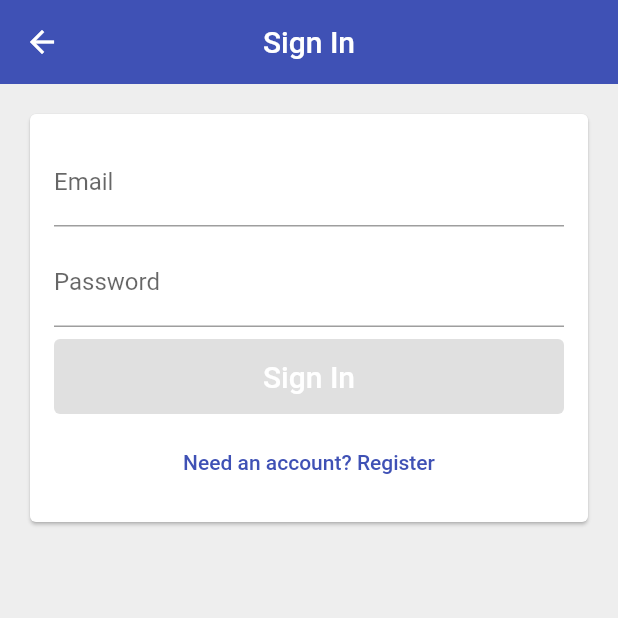
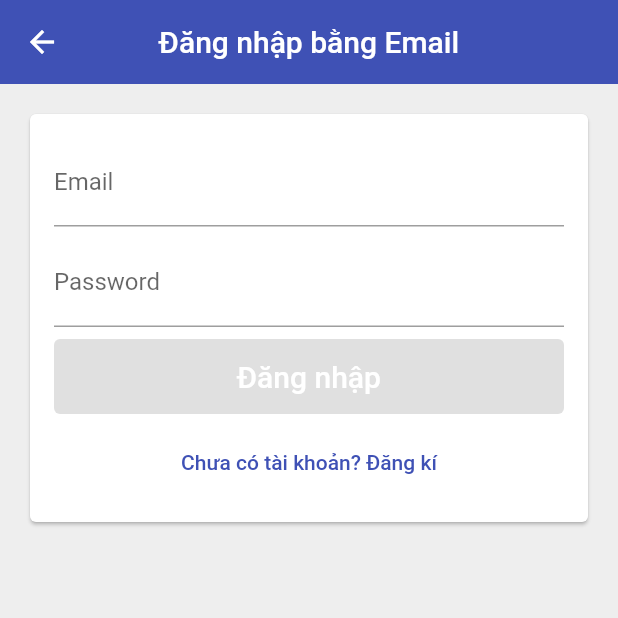
Before and after one commit to hieugia3030/My_learning_project, a Flutter app: the EmailSignInPage screen opened directly, on a phone screen of 412 x 824 dp, the top half of it. Run offline on Flutter 3.47's test engine with Material 2 defaults, Android fonts, the phone set to English and light mode, and no system bars; our stand-ins replace circular_countdown_timer, firebase_auth, flutter_spinkit, google_sign_in, timer_builder; missing offline and left inert: flutter_facebook_login; accounts and stored records are empty.

Commit message:
thêm nút cancel cho button sign out
khi user sign out thì sẽ có 1 dialog hiện lên , có thêm nút cancel  và oke để xác nhận

```diff
--- a/untitled/lib/app/home_page.dart
+++ b/untitled/lib/app/home_page.dart
@@ -1,4 +1,5 @@
 import 'package:flutter/material.dart';
+import 'package:untitled/common_widgets/platform_alert_dialog.dart';
 import 'package:untitled/services/auth.dart';
 
 class HomePage extends StatelessWidget {
@@ -14,6 +15,18 @@ class HomePage extends StatelessWidget {
     }
   }
 
+  Future<void> _confirmSignOut(BuildContext context) async{
+    final didRequestSignOut = await PlatformAlertDialog(
+        title: 'Đăng xuất',
+        content: 'Bạn có chắc không ?',
+        defaultActionText: 'Có',
+      cancelText: 'Không',
+    ).show(context);
+    if (didRequestSignOut == true){
+      _signOut();
+    }
+  }
+
   @override
   Widget build(BuildContext context) {
     return Scaffold(
@@ -23,13 +36,13 @@ class HomePage extends StatelessWidget {
         actions: <Widget>[
           TextButton(
             child: Text(
-                'Sign out',
+                'Đăng xuất',
               style: TextStyle(
                 color: Colors.white,
                 fontSize: 18.0,
               ),
             ),
-            onPressed: _signOut,
+            onPressed: () => _confirmSignOut(context),
           ),
         ],
       ),
--- a/untitled/lib/app/sign_in/email_sign_in_form.dart
+++ b/untitled/lib/app/sign_in/email_sign_in_form.dart
@@ -1,7 +1,9 @@
 import 'package:flutter/material.dart';
 import 'package:untitled/app/sign_in/validator.dart';
 import 'package:untitled/common_widgets/form_submit_button.dart';
+import 'package:untitled/common_widgets/platform_alert_dialog.dart';
 import 'package:untitled/services/auth.dart';
+import 'package:untitled/services/failded_sign_in_alert.dart';
 
 class EmailSignInForm extends StatefulWidget with EmailAndPasswordValidator{
   EmailSignInForm({this.auth});
@@ -17,6 +19,7 @@ enum EmailSignInType{
 class _EmailSignInFormState extends State<EmailSignInForm> {
 
    EmailSignInType _formType = EmailSignInType.signIn;
+   FailedSignInAlert _alert = FailedSignInAlert();
 
   final TextEditingController _emailController = TextEditingController();  // kiểm soát các textfield, ví dụ lấy text tù đó: _emailController.text, hay xóa : _emailController.clear();
   final TextEditingController _passwordController = TextEditingController();
@@ -43,7 +46,11 @@ class _EmailSignInFormState extends State<EmailSignInForm> {
       }
       Navigator.of(context).pop();
     } catch (e){
-      print(e.toString());
+      PlatformAlertDialog(
+        content: _alert.showAlertString(e.toString()),
+        title: 'Đăng nhập thất bại',
+        defaultActionText: 'OK',
+      ).show(context);
     } finally{
     FocusScope.of(context).unfocus();
     setState(() {
@@ -60,9 +67,14 @@ class _EmailSignInFormState extends State<EmailSignInForm> {
     _emailController.clear();
     _passwordController.clear();
   }
+
+  void _onEditingEmailComplete (){
+    final newNode = widget.emailValidator.isValid(_email) ? _passwordFocusNode : _emailFocusNode;
+    FocusScope.of(context).requestFocus(newNode);
+  }
   List<Widget> _buildChildren(){
-    String  primaryText = (_formType == EmailSignInType.signIn) ? 'Sign In' : 'Register';
-    String secondaryText = (_formType == EmailSignInType.register) ? 'Had an account? Sign in' : 'Need an account? Register';
+    String  primaryText = (_formType == EmailSignInType.signIn) ? 'Đăng nhập' : 'Đăng kí';
+    String secondaryText = (_formType == EmailSignInType.register) ? 'Đã có tài khoản? Đăng nhập' : 'Chưa có tài khoản? Đăng kí';
 
     bool submitEnabled = !_isLoading && widget.emailValidator.isValid(_email) && widget.passwordValidator.isValid(_password); // kiểm tra xem email và password có đúng mẫu ko?????
 
@@ -109,6 +121,7 @@ class _EmailSignInFormState extends State<EmailSignInForm> {
       keyboardType: TextInputType.emailAddress,
       textInputAction: TextInputAction.next,
       onChanged: (email) => _updateState(),
+      onEditingComplete: _onEditingEmailComplete,
     );
   }
 
--- a/untitled/lib/app/sign_in/email_sign_in_page.dart
+++ b/untitled/lib/app/sign_in/email_sign_in_page.dart
@@ -10,17 +10,19 @@ class EmailSignInPage extends StatelessWidget {
     return Scaffold(
       resizeToAvoidBottomInset: false, // giúp cho màn hình ko bị overflow khi hiện bàn phím lên
       appBar: AppBar(
-        title: Text('Sign In'),
+        title: Text('Đăng nhập bằng Email'),
         centerTitle: true,
         elevation: 0.0,
       ),
       backgroundColor: Colors.grey[200],
-      body: Padding(
-        padding: const EdgeInsets.all(16.0),
-        child: Card(
-            child: EmailSignInForm(
-              auth: auth,
-            ),
+      body: SingleChildScrollView(
+        child: Padding(
+          padding: const EdgeInsets.all(16.0),
+          child: Card(
+              child: EmailSignInForm(
+                auth: auth,
+              ),
+          ),
         ),
       ),
     );
--- a/untitled/lib/app/sign_in/sign_in_page.dart
+++ b/untitled/lib/app/sign_in/sign_in_page.dart
@@ -55,19 +55,20 @@ class SignInPage extends StatelessWidget {
         centerTitle: true,
         elevation: 2.0,
       ),
-      body: _buildContent(context),
+      body:  _buildContent(context),
     );
   }
 
   Widget _buildContent(BuildContext context) {
-    return Padding(
+    return Center(
+      child: Padding(
         padding: EdgeInsets.all(20.0),
+        child: SingleChildScrollView(
           child: Column(
             crossAxisAlignment: CrossAxisAlignment.stretch,
-        mainAxisAlignment: MainAxisAlignment.center,
             children: <Widget> [
               Text(
-              'Sign In',
+                  'Đăng nhập',
                 textAlign: TextAlign.center,
                 style: TextStyle(
                   fontSize: 32.0,
@@ -76,7 +77,7 @@ class SignInPage extends StatelessWidget {
               ),
               SizedBox(height: 48.0),
               SocialSignInButton(
-            text: 'Sign in with Google',
+                text: 'Đăng nhập bằng Google',
                 color: Colors.white60,
                 textColor: Colors.black87,
                 assetName: 'google-logo',
@@ -84,7 +85,7 @@ class SignInPage extends StatelessWidget {
               ),
               SizedBox(height: 8.0),
               SocialSignInButton(
-            text: 'Sign in with Facebook',
+                text: 'Đăng nhập bằng Facebook',
                 color: Color(0xFF334D92),
                 textColor: Colors.white,
                 assetName: 'facebook-logo',
@@ -94,14 +95,14 @@ class SignInPage extends StatelessWidget {
               SizedBox(height: 8.0),
               SocialSignInButton(
                 assetName: 'email-logo',
-            text: 'Sign In with email',
+                text: 'Đăng nhập bằng Email',
                 textColor: Colors.white,
                 color: Colors.blue[600],
                 onPressed: () => _signInWithEmail(context),
               ),
               SizedBox(height: 8.0),
               Text(
-            'or',
+                'hoặc',
                 textAlign: TextAlign.center,
                 style: TextStyle(
                   fontSize: 14.0,
@@ -110,7 +111,7 @@ class SignInPage extends StatelessWidget {
               ),
               SizedBox(height: 8.0),
               SignInButton(
-            text: 'Go anonymous',
+                text: 'Đăng nhập ẩn danh',
                 textColor: Colors.black,
 
                 color: Colors.lime[700],
@@ -119,6 +120,8 @@ class SignInPage extends StatelessWidget {
 
             ],
           ),
+        ),
+      ),
     );
   }
 }
--- /dev/null
+++ b/untitled/lib/common_widgets/platform_alert_dialog.dart
@@ -0,0 +1,83 @@
+import 'dart:io';
+import 'package:flutter/material.dart';
+import 'package:flutter/cupertino.dart';
+import 'package:untitled/common_widgets/platform_widget.dart';
+
+class PlatformAlertDialog extends PlatformWidget{
+  PlatformAlertDialog({
+    @required this.title,
+  @required this.content,
+    @required this.defaultActionText,
+    this.cancelText,
+  }) : assert(title != null), assert(content != null), assert(defaultActionText != null);
+  final String title;
+  final String content;
+  final String defaultActionText;
+  final String cancelText;
+
+  Future<bool> show(BuildContext context) async {
+    return !Platform.isIOS ? await showDialog<bool>(context: context, builder: (context) => this,) : await showCupertinoDialog<bool>(context: context, builder: (context) => this);
+  }
+
+  @override
+  Widget buildCupertinoWidget(BuildContext context) {
+    // TODO: implement buildCupertinoWidget
+   return CupertinoAlertDialog(
+     title: Text(title),
+     content: Text(content),
+     actions: _buildAction(context),
+   );
+  }
+
+  @override
+  Widget buildMaterialWidget(BuildContext context) {
+    // TODO: implement buildMaterialWidget
+   return AlertDialog(
+     title: Text(title),
+     content: Text(content),
+     actions: _buildAction(context),
+   );
+  }
+
+List<Widget> _buildAction (BuildContext context){
+  List<Widget> actions = [];
+  actions.add(
+      PlatformAlertDialogAction( // để thay đổi cái action theo từng platform
+        onPressed: () => Navigator.of(context).pop(true), // nếu pop(true) thì hàm sẽ được thực hiện nhưng luôn trả về giá trị kiểu bool là true trong mọi TH ***
+        child: Text(defaultActionText),
+      ),
+    );
+     if (cancelText != null) {
+       actions.add(
+           PlatformAlertDialogAction( // thêm nút cancel trong 1 số TH, ví dụ như khi ng dùng Sign out thì có thêm nút Cancel để xác nhận
+         onPressed: () => Navigator.of(context).pop(false), // tương tự cái *** bên trên ;)
+         child: Text(cancelText),
+       )
+       );
+     }
+     return actions;
+}
+}
+class PlatformAlertDialogAction extends PlatformWidget{ // android và ios có nút action khác nhau
+  PlatformAlertDialogAction({this.child, this.onPressed});
+  final Widget child;
+  final VoidCallback onPressed;
+
+  @override
+  Widget buildCupertinoWidget(BuildContext context) {
+    // TODO: implement buildCupertinoWidget
+    return CupertinoDialogAction(
+      child: child,
+      onPressed: onPressed,
+    );
+  }
+
+  @override
+  Widget buildMaterialWidget(BuildContext context) {
+    // TODO: implement buildMaterialWidget
+    return TextButton(
+        onPressed: onPressed,
+        child: child
+    );
+  }
+}
--- /dev/null
+++ b/untitled/lib/services/failded_sign_in_alert.dart
@@ -0,0 +1,33 @@
+
+class FailedSignInAlert{
+  FailedSignInAlert({this.string});
+  String string;
+  String _findErrorSubString(String string){
+    int firstComma = 0; // dấu phẩy đầu tiên  bởi vì cái lỗi sẽ trông ntn trên console: PlatformException(ERROR_INVALID_EMAIL, The email address is badly formatted., null, null)
+    int nextDot = 0; // dấu chấm tiếp theo
+    for (int i=0; i< string.length; ++i){
+      if(string[i] == ',') {
+        firstComma = i;
+        for (int j = i+20; j<string.length; ++j){
+          if(string[j] == '.') {
+            nextDot = j;
+            break;
+          }
+        }
+        break;
+      }
+    }
+    return string.substring(firstComma + 2, nextDot);
+  }
+  String showAlertString (String errorString) {
+    String s = _findErrorSubString(errorString);
+    switch(s){
+      case 'The email address is badly formatted':
+        return 'email không hợp lệ, xin hãy nhập lại';
+        break;
+      case 'There is no user record corresponding to this identifier':
+        return 'email hoặc mật khẩu không đúng';
+        break;
+    }
+  }
+  }
```
Also changed, not shown: untitled/lib/common_widgets/platform_widget.dart (added, +18 -0 lines). Lines whose indentation alone changed are shown as unchanged.
